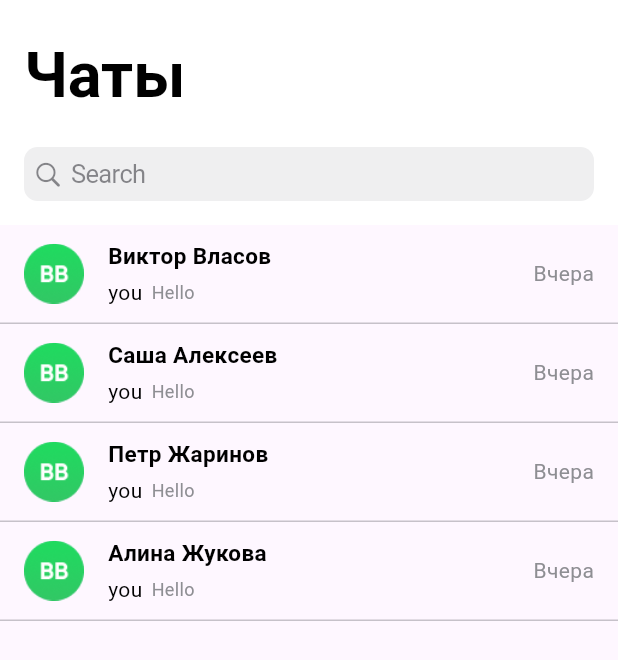
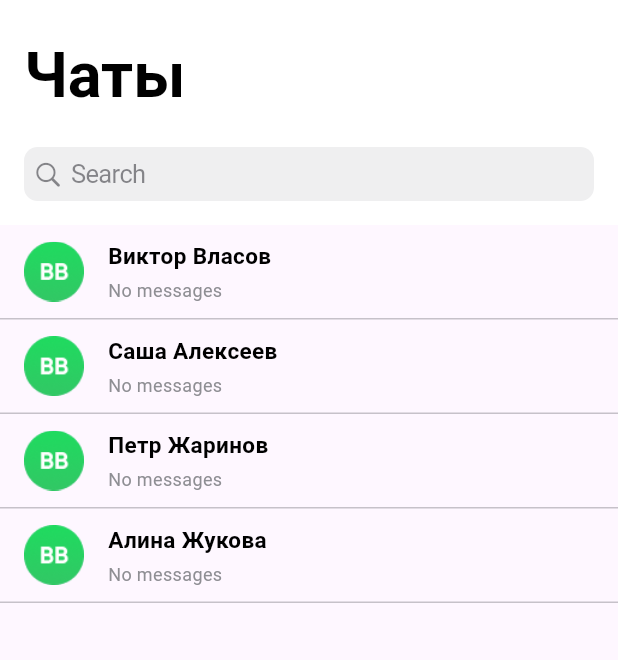
Before and after one commit to yerassyl004/FlutterChat, a Flutter app: the screen it shows after launch, on a phone screen of 412 x 824 dp. Shown: the top 660 px of the screen. Run offline on Flutter 3.47's test engine with Material 3 defaults, Android fonts, the phone set to English and light mode, and no system bars; our stand-ins replace file_picker, flutter_secure_storage.

Commit message:
users can see last message text, it's time and who send the message in list

```diff
--- a/lib/src/core/bloc/chat_service/chat_service.dart
+++ b/lib/src/core/bloc/chat_service/chat_service.dart
@@ -7,8 +7,40 @@ import '../../models/user/user.dart';
 class ChatService {
   final FlutterSecureStorage storage = const FlutterSecureStorage();
 
+  Future<List<Message>> fetchLastMessages(String chatId) async {
+    await Future.delayed(const Duration(seconds: 1));
+
+    try {
+      String? chatJson = await storage.read(key: chatId);
+      if (chatJson != null) {
+        Map<String, dynamic> chatMap = jsonDecode(chatJson);
+        var chat = Chat.fromJson(chatMap);
+        return chat.messages;
+      } else {
+        Chat newChat = Chat(id: chatId, messages: []);
+        await saveChat(newChat);
+        return [];
+      }
+    } catch (e) {
+      print('Error fetching messages: $e');
+      return [];
+    }
+  }
+
+  Future<Message?> getLastMessage(String chatId) async {
+    try {
+      List<Message> messages = await fetchLastMessages(chatId);
+      if (messages.isNotEmpty) {
+        return messages.last;
+      }
+    } catch (e) {
+      print('Error fetching last message: $e');
+    }
+    return null;
+  }
+
   Future<Chat> createChat(User currentUser, User otherUser) async {
-    String chatId = _generateChatId(currentUser.id, otherUser.id);
+    String chatId = generateChatId(currentUser.id, otherUser.id);
 
     try {
       String? chatJson = await storage.read(key: chatId);
@@ -34,6 +66,9 @@ class ChatService {
         Chat chat = Chat.fromJson(chatMap);
         chat.messages.add(message);
         await saveChat(chat);
+      } else {
+        Chat newChat = Chat(id: chatId, messages: [message]);
+        await saveChat(newChat);
       }
     } catch (e) {
       print('Error sending message: $e');
@@ -48,7 +83,7 @@ class ChatService {
     }
   }
 
-  String _generateChatId(String userId1, String userId2) {
+  String generateChatId(String userId1, String userId2) {
     return userId1.hashCode <= userId2.hashCode
         ? '$userId1-$userId2'
         : '$userId2-$userId1';
--- a/lib/src/core/ui/chat/widgets/chat_header.dart
+++ b/lib/src/core/ui/chat/widgets/chat_header.dart
@@ -19,7 +19,7 @@ class ChatHeader extends StatelessWidget {
             fit: BoxFit.cover,
           ),
         ),
-        SizedBox(width: 20),
+        const SizedBox(width: 20),
         Expanded(
             child: Column(
               crossAxisAlignment: CrossAxisAlignment.start,
--- a/lib/src/core/ui/main_list/pages/main_list.dart
+++ b/lib/src/core/ui/main_list/pages/main_list.dart
@@ -1,71 +1,141 @@
 import 'package:flutter/material.dart';
 import 'package:flutter_secure_storage/flutter_secure_storage.dart';
 import 'dart:convert';
+import '../../../bloc/chat_service/chat_service.dart';
 import '../../../models/user/user.dart';
 import '../../../models/chat_model/chat.dart';
 import '../../../models/message/message.dart';
 import '../widgets/header_widget.dart';
 import '../widgets/list_item.dart';
 
-class MainList extends StatelessWidget {
-  MainList({super.key});
+class MainList extends StatefulWidget {
+  const MainList({super.key});
 
-  final storage = const FlutterSecureStorage();
+  @override
+  _MainListState createState() => _MainListState();
+}
 
-  final List<Message> messages1 = [
-    Message(
-      id: '1',
-      senderId: '1',
-      receiverId: '2',
-      text: 'Hello Виктор!',
-      timestamp: DateTime.now(),
-    ),
-    Message(
-      id: '2',
-      senderId: '2',
-      receiverId: '1',
-      text: 'Hello Саша!',
-      timestamp: DateTime.now(),
-    ),
+class _MainListState extends State<MainList> with RouteAware {
+  final FlutterSecureStorage storage = const FlutterSecureStorage();
+  final ChatService _chatService = ChatService();
+  final List<User> users = [
+    User(id: '1', name: 'Виктор Власов', chatId: '1-2'),
+    User(id: '2', name: 'Саша Алексеев', chatId: '1-2'),
+    User(id: '3', name: 'Петр Жаринов', chatId: '3-4'),
+    User(id: '4', name: 'Алина Жукова', chatId: '3-4'),
   ];
+  bool _isLoading = true;
+  late List<Chat> chats;
 
-  final List<Message> messages2 = [
-    Message(
-      id: '3',
-      senderId: '3',
-      receiverId: '4',
-      text: 'Hello Петр!',
-      timestamp: DateTime.now(),
-    ),
-    Message(
-      id: '4',
-      senderId: '4',
-      receiverId: '3',
-      text: 'Hello Алина!',
-      timestamp: DateTime.now(),
-    ),
-  ];
+  @override
+  void initState() {
+    super.initState();
+    _initializeChats();
+  }
 
-  final List<User> users = [
-    User(id: '1', name: 'Виктор Власов', chatId: '1'),
-    User(id: '2', name: 'Саша Алексеев', chatId: '1'),
-    User(id: '3', name: 'Петр Жаринов', chatId: '2'),
-    User(id: '4', name: 'Алина Жукова', chatId: '2'),
-  ];
+  @override
+  void didChangeDependencies() {
+    super.didChangeDependencies();
+    RouteObserver<ModalRoute>().subscribe(this, ModalRoute.of(context)!);
+  }
+
+  @override
+  void dispose() {
+    RouteObserver<ModalRoute>().unsubscribe(this);
+    super.dispose();
+  }
+
+  @override
+  void didPopNext() {
+    _initializeChats();
+  }
 
   Future<void> _initializeChats() async {
+    setState(() {
+      _isLoading = true;
+    });
+
     try {
-      final Chat chat1 = Chat(id: '1-2', messages: messages1);
-      final Chat chat2 = Chat(id: '3-4', messages: messages2);
+      List<Chat> loadedChats = [];
+      for (final user in users) {
+        String chatId = _chatService.generateChatId(user.id, _receiver(user.id));
+        String? chatJson = await storage.read(key: chatId);
+        if (chatJson != null) {
+          Map<String, dynamic> chatMap = jsonDecode(chatJson);
+          loadedChats.add(Chat.fromJson(chatMap));
+        } else {
+          Chat newChat = Chat(id: chatId, messages: []);
+          await _chatService.saveChat(newChat);
+          loadedChats.add(newChat);
+        }
+      }
 
-      await storage.write(key: chat1.id, value: jsonEncode(chat1.toJson()));
-      await storage.write(key: chat2.id, value: jsonEncode(chat2.toJson()));
+      setState(() {
+        chats = loadedChats;
+        _isLoading = false;
+      });
     } catch (e) {
       print('Error initializing chats: $e');
     }
   }
 
-  int _reciverIndex(int index) {
+  String _receiver(String userId) {
+    switch (userId) {
+      case '1':
+        return '2';
+      case '2':
+        return '1';
+      case '3':
+        return '4';
+      case '4':
+        return '3';
+      default:
+        return '';
+    }
+  }
+
+  Future<void> _refreshChats() async {
+    await _initializeChats();
+  }
+
+  @override
+  Widget build(BuildContext context) {
+    return Scaffold(
+      body: _isLoading
+          ? const Center(child: CircularProgressIndicator())
+          : RefreshIndicator(
+        onRefresh: _refreshChats,
+        child: CustomScrollView(
+          slivers: <Widget>[
+            HeaderWidget(
+              title: 'Чаты',
+              onSearchChanged: (String value) {},
+              onSearchSubmitted: (String value) {},
+            ),
+            SliverList(
+              delegate: SliverChildBuilderDelegate(
+                    (context, index) {
+                  return FutureBuilder<Message?>(
+                    future: _chatService.getLastMessage(users[index].chatId),
+                    builder: (context, snapshot) {
+                      return ListItem(
+                        user: users[index],
+                        receiver: users[_receiverIndex(index)],
+                        lastMessage: snapshot.data,
+                      );
+                    },
+                  );
+                },
+                childCount: users.length,
+              ),
+            ),
+          ],
+        ),
+      ),
+    );
+  }
+
+  int _receiverIndex(int index) {
     switch (index) {
       case 0:
         return 1;
@@ -78,30 +148,4 @@ class MainList extends StatelessWidget {
     }
     return 0;
   }
-
-  @override
-  Widget build(BuildContext context) {
-    _initializeChats();
-
-    return Scaffold(
-      body: CustomScrollView(
-        slivers: <Widget>[
-          HeaderWidget(
-            title: 'Чаты',
-            onSearchChanged: (String value) {},
-            onSearchSubmitted: (String value) {},
-          ),
-          SliverList(
-            delegate: SliverChildBuilderDelegate(
-                  (context, index) {
-
-                return ListItem(user: users[index], reviever: users[_reciverIndex(index)]);
-              },
-              childCount: users.length,
-            ),
-          ),
-        ],
-      ),
-    );
-  }
 }
--- a/lib/src/core/ui/main_list/widgets/list_item.dart
+++ b/lib/src/core/ui/main_list/widgets/list_item.dart
@@ -1,15 +1,16 @@
 import 'package:flutter/cupertino.dart';
 import 'package:flutter/material.dart';
-
+import 'package:intl/intl.dart';
 import '../../../models/user/user.dart';
-import '../../../models/chat_model/chat.dart';
+import '../../../models/message/message.dart';
 import '../../chat/pages/chat.dart';
 
 class ListItem extends StatelessWidget {
   final User user;
-  final User reviever;
+  final User receiver;
+  final Message? lastMessage;
 
-  const ListItem({super.key, required this.user, required this.reviever});
+  ListItem({super.key, required this.user, required this.receiver, this.lastMessage});
 
   @override
   Widget build(BuildContext context) {
@@ -18,7 +19,7 @@ class ListItem extends StatelessWidget {
         Navigator.push(
           context,
           MaterialPageRoute(
-            builder: (context) => ChatPage(user: user, reciever: reviever),
+            builder: (context) => ChatPage(user: user, reciever: receiver),
           ),
         );
       },
@@ -51,31 +52,41 @@ class ListItem extends StatelessWidget {
                   ),
                 ),
                 const SizedBox(height: 4),
-                const Row(
+                lastMessage != null && lastMessage!.senderId == user.id ?
+                Row(
                   children: [
-                    Text(
-                      'you',
+                    const Text(
+                      'Вы:',
                       style: TextStyle(
-                        fontSize: 14,
+                        fontSize: 12,
                         color: CupertinoColors.black,
                       ),
                     ),
-                    SizedBox(width: 6),
+                    const SizedBox(width: 4),
                     Text(
-                      'Hello',
-                      style: TextStyle(
+                      lastMessage != null ? lastMessage!.text : 'No messages',
+                      style: const TextStyle(
                         fontSize: 12,
                         color: CupertinoColors.systemGrey,
                       ),
                     ),
                   ],
                 )
+                    : Text(
+                  lastMessage != null ? lastMessage!.text : 'No messages',
+                  style: const TextStyle(
+                    fontSize: 12,
+                    color: CupertinoColors.systemGrey,
+                  ),
+                ),
               ],
             ),
             const Spacer(),
-            const Text(
-              'Вчера',
-              style: TextStyle(
+            Text(
+              lastMessage != null
+                  ? DateFormat('hh:mm').format(lastMessage!.timestamp)
+                  : '',
+              style: const TextStyle(
                 fontSize: 14,
                 color: CupertinoColors.systemGrey,
               ),
```
Also changed, not shown: lib/src/core/ui/chat/pages/chat.dart (+5 -2 lines), lib/src/core/ui/main_list/widgets/last_message.dart (added, +16 -0 lines).
